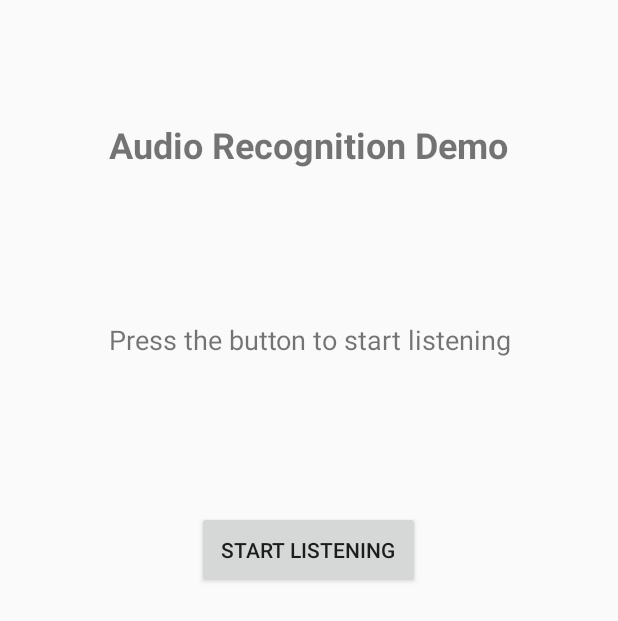
After one commit to HakanEgeOzerol/B1gBr0ther, an Android app built with Jetpack Compose: the AudioRecognitionActivity screen opened directly, with no data from a screen before it, on a phone screen of 412 x 824 dp. The commit adds this screen. Shown: the top 621 px of the screen. Run offline under Robolectric (Android 15) with nearby library versions, the phone set to English and light mode, and no system bars.

Commit message:
Refactor audio recognition: move to dedicated activity, add runtime permission handling, and improve UI

```diff
--- a/app/src/main/AndroidManifest.xml
+++ b/app/src/main/AndroidManifest.xml
@@ -28,6 +28,7 @@
         </activity>
 
         <activity android:name=".HandGesturesActivity"/>
+        <activity android:name=".AudioRecognitionActivity"/>
 
 
     </application>
--- /dev/null
+++ b/app/src/main/res/layout/activity_audio_recognition.xml
@@ -0,0 +1,38 @@
+<?xml version="1.0" encoding="utf-8"?>
+<LinearLayout xmlns:android="http://schemas.android.com/apk/res/android"
+    xmlns:tools="http://schemas.android.com/tools"
+    android:layout_width="match_parent"
+    android:layout_height="match_parent"
+    android:orientation="vertical"
+    android:gravity="center_horizontal"
+    android:padding="16dp"
+    tools:context=".AudioRecognitionActivity">
+
+    <TextView
+        android:id="@+id/titleTextView"
+        android:layout_width="wrap_content"
+        android:layout_height="wrap_content"
+        android:layout_marginTop="64dp"
+        android:text="Audio Recognition Demo"
+        android:textSize="24sp"
+        android:textStyle="bold" />
+
+    <TextView
+        android:id="@+id/statusTextView"
+        android:layout_width="match_parent"
+        android:layout_height="wrap_content"
+        android:layout_marginTop="64dp"
+        android:gravity="center"
+        android:minHeight="100dp"
+        android:text="Press the button to start listening"
+        android:textSize="18sp" />
+
+    <Button
+        android:id="@+id/listenButton"
+        android:layout_width="wrap_content"
+        android:layout_height="wrap_content"
+        android:layout_marginTop="64dp"
+        android:padding="16dp"
+        android:text="Start Listening" />
+
+</LinearLayout>
--- a/app/src/main/res/layout/activity_main.xml
+++ b/app/src/main/res/layout/activity_main.xml
@@ -12,10 +12,10 @@
         android:text="Go to gestures" />
 
     <Button
-        android:id="@+id/btnSpeak"
+        android:id="@+id/audioRecognitionButton"
         android:layout_width="wrap_content"
         android:layout_height="wrap_content"
-        android:text="Activate Voice"
+        android:text="Audio Recognition"
         android:layout_marginTop="24dp"/>
 
 
```
Also changed, not shown: app/src/main/java/com/b1gbr0ther/AudioRecognitionActivity.kt (added, +194 -0 lines), app/src/main/java/com/b1gbr0ther/MainActivity.kt (+5 -53 lines).
